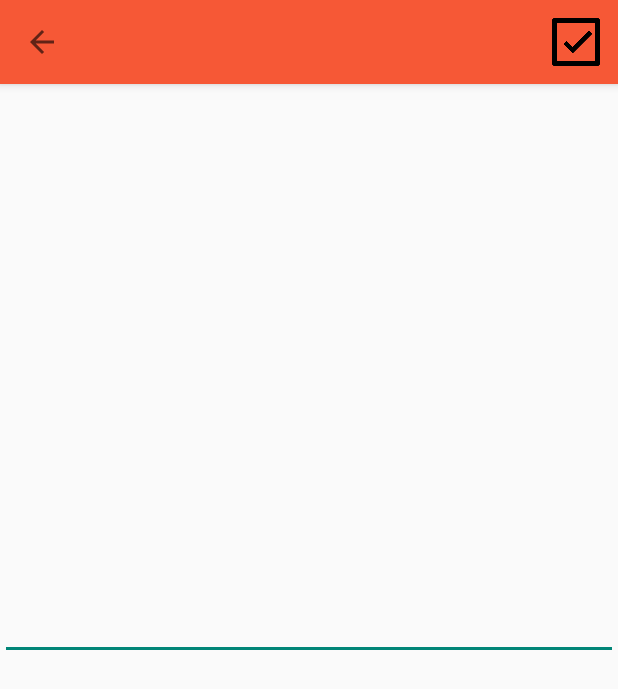
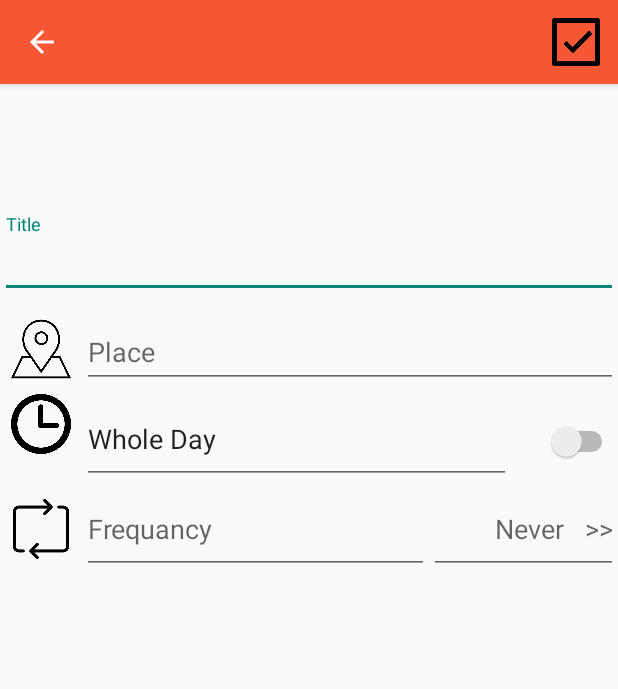
Before and after one commit to jungilwoo93/BonPlan, an Android app: the NoteEditActivity screen opened directly, with no data from a screen before it, on a phone screen of 412 x 824 dp. Shown: the top 689 px of the screen. Run offline under Robolectric (Android 15) with nearby library versions, the phone set to English and light mode, and no system bars.

Commit message:
mise a jour le contenu de page Note

```diff
--- a/app/src/main/res/layout/activity_note_edit.xml
+++ b/app/src/main/res/layout/activity_note_edit.xml
@@ -5,26 +5,144 @@
     android:layout_width="match_parent"
     android:layout_height="match_parent"
     tools:context=".Activities.NoteEditActivity">
-    <include
-        android:id="@+id/toolbarEdit"
-        layout="@layout/toolbar"/>
+
+    <android.support.design.widget.AppBarLayout
+        android:id="@+id/appBarLayout"
+        android:layout_width="match_parent"
+        android:layout_height="wrap_content"
+        android:theme="@style/AppTheme.AppBarOverlay">
+
+        <include
+            android:id="@+id/toolbarEdit"
+            layout="@layout/toolbar" />
+
+    </android.support.design.widget.AppBarLayout>
+
 
     <LinearLayout
         android:layout_width="match_parent"
-        android:layout_height="match_parent"
+        android:layout_height="547dp"
+        android:layout_marginTop="8dp"
+        android:orientation="vertical"
         app:layout_behavior="@string/appbar_scrolling_view_behavior"
-        android:orientation="vertical">
+        app:layout_constraintBottom_toBottomOf="parent"
+        app:layout_constraintTop_toTopOf="@+id/appBarLayout">
 
         <android.support.design.widget.TextInputLayout
             android:layout_width="match_parent"
-            android:layout_height="match_parent">
+            android:layout_height="60dp">
 
             <android.support.design.widget.TextInputEditText
+                android:id="@+id/title"
                 android:layout_width="match_parent"
                 android:layout_height="wrap_content"
+                android:hint="@string/title"
+                android:inputType="textMultiLine" />
+        </android.support.design.widget.TextInputLayout>
+
+        <LinearLayout
+            android:layout_width="match_parent"
+            android:layout_height="wrap_content"
+            android:orientation="horizontal">
+
+            <Button
+                android:id="@+id/localisation"
+                android:layout_width="40dp"
+                android:layout_height="40dp"
+                android:layout_gravity="center"
+                android:layout_marginLeft="7dp"
+                android:layout_marginRight="7dp"
+                android:adjustViewBounds="true"
+                android:background="@mipmap/placeholder"
+                android:clickable="true"
+                android:scaleType="centerInside"
+                android:tag="released" />
+
+            <android.support.design.widget.TextInputLayout
+                android:layout_width="match_parent"
+                android:layout_height="60dp">
+
+                <android.support.design.widget.TextInputEditText
+                    android:id="@+id/place"
+                    android:layout_width="match_parent"
+                    android:layout_height="wrap_content"
+                    android:hint="@string/place"
+                    android:inputType="textMultiLine" />
+            </android.support.design.widget.TextInputLayout>
+        </LinearLayout>
+
+        <LinearLayout
+            android:layout_width="match_parent"
+            android:layout_height="wrap_content"
+            android:orientation="horizontal">
+
+            <ImageView
+                android:id="@+id/clock"
+                android:layout_width="40dp"
+                android:layout_height="40dp"
+                android:layout_gravity="left"
+                android:layout_marginLeft="7dp"
+                android:layout_marginRight="7dp"
+                android:adjustViewBounds="true"
+                android:scaleType="centerInside"
+                android:src="@mipmap/clock"
+                android:tag="released" />
+
+            <EditText
+                android:layout_width="286dp"
+                android:layout_height="60dp"
+                android:clickable="false"
+                android:cursorVisible="false"
+                android:focusable="false"
+                android:focusableInTouchMode="false"
+                android:text="@string/dayEntier" />
+
+            <Switch
+                android:id="@+id/wholeDay"
+                android:layout_width="40dp"
+                android:layout_height="40dp"
+                android:layout_weight="1" />
+        </LinearLayout>
+
+        <LinearLayout
+            android:layout_width="match_parent"
+            android:layout_height="wrap_content"
+            android:orientation="horizontal">
+
+            <Button
+                android:id="@+id/iconRepeat"
+                android:layout_width="40dp"
+                android:layout_height="40dp"
+                android:layout_gravity="center"
+                android:layout_marginLeft="7dp"
+                android:layout_marginRight="7dp"
+                android:adjustViewBounds="true"
+                android:background="@mipmap/repeat"
+                android:clickable="true"
+                android:scaleType="centerInside"
+                android:tag="released" />
+
+            <EditText
+                android:layout_width="231dp"
+                android:layout_height="60dp"
+                android:clickable="false"
+                android:cursorVisible="false"
+                android:focusable="false"
+                android:focusableInTouchMode="false"
+                android:hint="@string/frequancy" />
+
+            <EditText
+                android:layout_width="40dp"
+                android:layout_height="60dp"
                 android:layout_weight="1"
-                android:hint="@string/title" />
+                android:clickable="false"
+                android:cursorVisible="false"
+                android:focusable="false"
+                android:focusableInTouchMode="false"
+                android:hint="Never   >>"
+                android:textAlignment="textEnd" />
+        </LinearLayout>
 
-        </android.support.design.widget.TextInputLayout>
+
     </LinearLayout>
 </android.support.constraint.ConstraintLayout>
--- a/app/src/main/res/layout/toolbar.xml
+++ b/app/src/main/res/layout/toolbar.xml
@@ -1,8 +1,10 @@
 <?xml version="1.0" encoding="utf-8"?>
 <android.support.v7.widget.Toolbar
     xmlns:android="http://schemas.android.com/apk/res/android"
-    android:layout_width="match_parent" android:layout_height="wrap_content"
+    xmlns:app="http://schemas.android.com/apk/res-auto"
+    android:layout_width="match_parent" android:layout_height="?attr/actionBarSize"
     android:background="@color/colorPrimary"
-    android:elevation="4dp">
+    android:elevation="4dp"
+    app:popupTheme="@style/AppTheme.PopupOverlay" >
 
 </android.support.v7.widget.Toolbar>
--- a/app/src/main/res/menu/menu_edit.xml
+++ b/app/src/main/res/menu/menu_edit.xml
@@ -8,5 +8,5 @@
     <item android:id="@+id/logoCheck"
         android:title="Check"
         android:icon="@mipmap/check"
-        app:showAsAction="ifRoom"/>
+        app:showAsAction="always"/>
 </menu>
--- a/app/src/main/res/values/strings.xml
+++ b/app/src/main/res/values/strings.xml
@@ -3,10 +3,12 @@
     <string name="chooseDateText">Choose a date</string>
     <string name="chooseDateButton">Choose</string>
     <string name="title">Title</string>
-    <string name="lastname">lastname</string>
-    <string name="number">6123456789</string>
-    <string name="age">age</string>
-    <string name="female">female</string>
-    <string name="male">male</string>
+    <string name="place">Place</string>
+    <string name="dayEntier">Whole Day</string>
+    <string name="startTime">Start</string>
+    <string name="endTime">End</string>
+    <string name="frequancy">Frequancy</string>
+    <string name="recallTime">Recall</string>
+    <string name="description">Description</string>
     <string name="action_add">add</string>
 </resources>
```
Also changed, not shown: app/src/main/res/mipmap/clock.png (added), app/src/main/res/mipmap/placeholder.png (added), app/src/main/res/mipmap/repeat.png (added).
